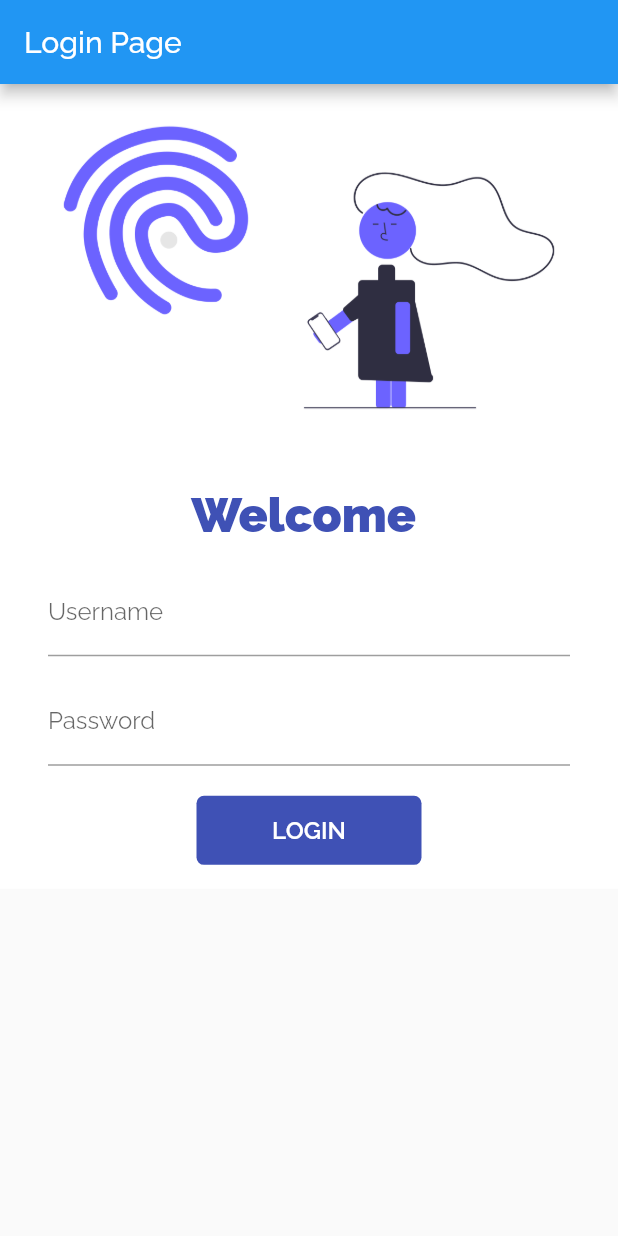
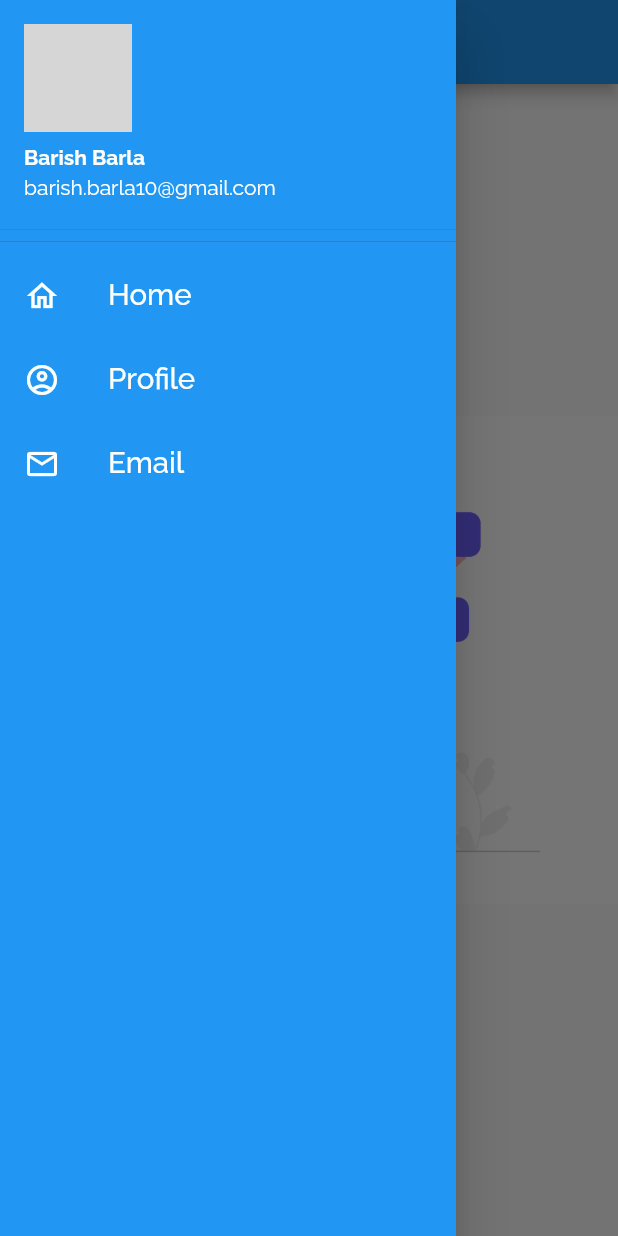
Before and after one commit to Valac01/hello-flutter, a Flutter app: the screen it shows after launch, with the side drawer open (before the commit the screen has no drawer), on a phone screen of 412 x 824 dp. Run offline on Flutter 3.47's test engine with Material 2 defaults, Android fonts, the phone set to English and light mode, and no system bars; our stand-ins replace google_fonts; network calls fail; grey boxes are pictures that could not be loaded.

Commit message:
Created App Drawer

```diff
--- a/lib/main.dart
+++ b/lib/main.dart
@@ -18,7 +18,7 @@
           fontFamily: GoogleFonts.raleway().fontFamily,
           primaryTextTheme: GoogleFonts.ralewayTextTheme()),
       darkTheme: ThemeData(primarySwatch: Colors.orange),
-      initialRoute: "/login",
+      initialRoute: MyRoutes.homeRoute,
       routes: {
         MyRoutes.homeRoute: (context) => HomePage(),
         MyRoutes.loginRoute: (context) => LoginPage(),
--- a/lib/pages/home_page.dart
+++ b/lib/pages/home_page.dart
@@ -1,4 +1,5 @@
 import 'package:flutter/material.dart';
+import 'package:hello_flutter/widgets/drawer.dart';
 
 class HomePage extends StatelessWidget {
   const HomePage({Key? key}) : super(key: key);
@@ -12,7 +13,7 @@ class HomePage extends StatelessWidget {
       body: Center(
         child: Image.asset("assets/images/home.png"),
       ),
-      drawer: Drawer(),
+      drawer: Mydrawer(),
     );
   }
 }
--- /dev/null
+++ b/lib/widgets/drawer.dart
@@ -0,0 +1,64 @@
+import 'package:flutter/material.dart';
+
+class Mydrawer extends StatelessWidget {
+  const Mydrawer({Key? key}) : super(key: key);
+
+  @override
+  Widget build(BuildContext context) {
+    String imageUrl = "https://avatars.githubusercontent.com/u/26054705?v=4";
+    return Drawer(
+      backgroundColor: Colors.blue,
+      child: ListView(children: [
+        DrawerHeader(
+          padding: EdgeInsets.zero,
+          child: UserAccountsDrawerHeader(
+              currentAccountPicture: CircleAvatar(
+                backgroundImage: NetworkImage(imageUrl),
+              ),
+              accountName: Text(
+                "Barish Barla",
+                style:
+                    TextStyle(color: Colors.white, fontWeight: FontWeight.bold),
+              ),
+              accountEmail: Text(
+                "barish.barla10@gmail.com",
+                style: TextStyle(color: Colors.white),
+              )),
+        ),
+        ListTile(
+          leading: Icon(
+            Icons.home_outlined,
+            color: Colors.white,
+          ),
+          title: Text(
+            "Home",
+            style: TextStyle(color: Colors.white),
+            textScaleFactor: 1.4,
+          ),
+        ),
+        ListTile(
+          leading: Icon(
+            Icons.account_circle_outlined,
+            color: Colors.white,
+          ),
+          title: Text(
+            "Profile",
+            style: TextStyle(color: Colors.white),
+            textScaleFactor: 1.4,
+          ),
+        ),
+        ListTile(
+          leading: Icon(
+            Icons.email_outlined,
+            color: Colors.white,
+          ),
+          title: Text(
+            "Email",
+            style: TextStyle(color: Colors.white),
+            textScaleFactor: 1.4,
+          ),
+        ),
+      ]),
+    );
+  }
+}
```
